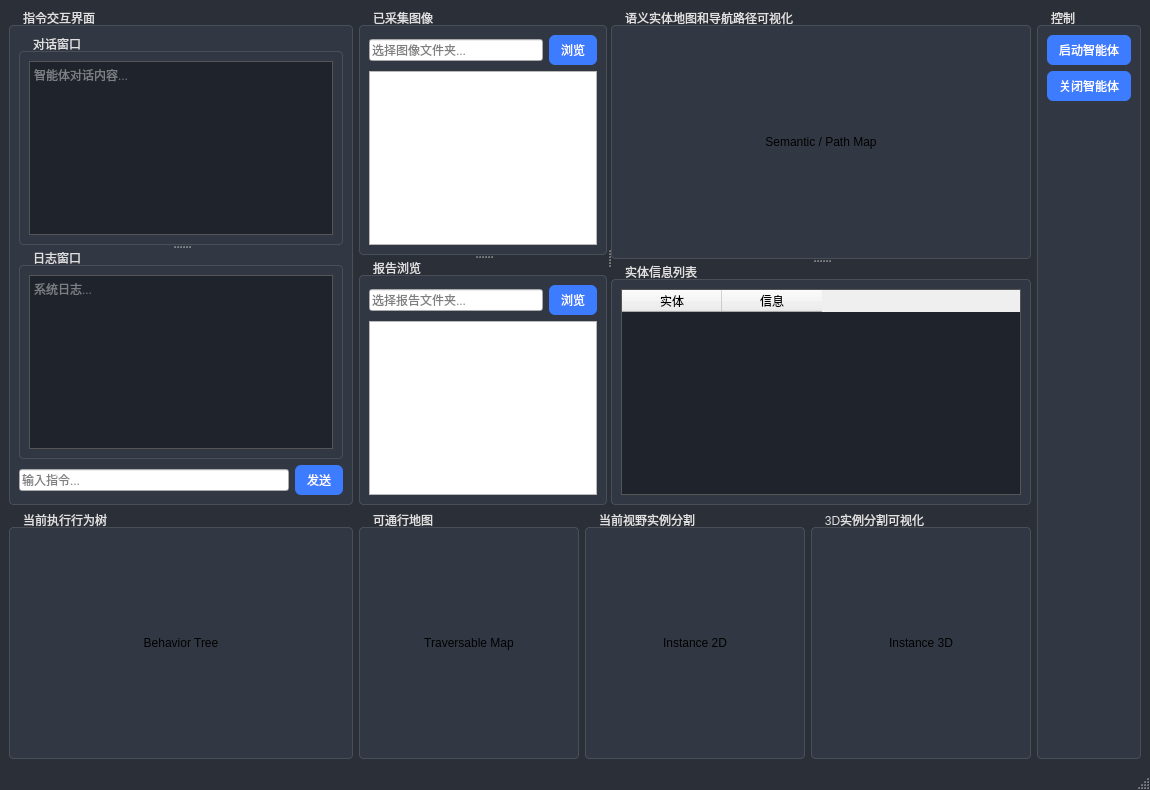
First picture: the form in app/window.ui, repository xyyandhtl/EmbodiedGenAgent, before the edit.
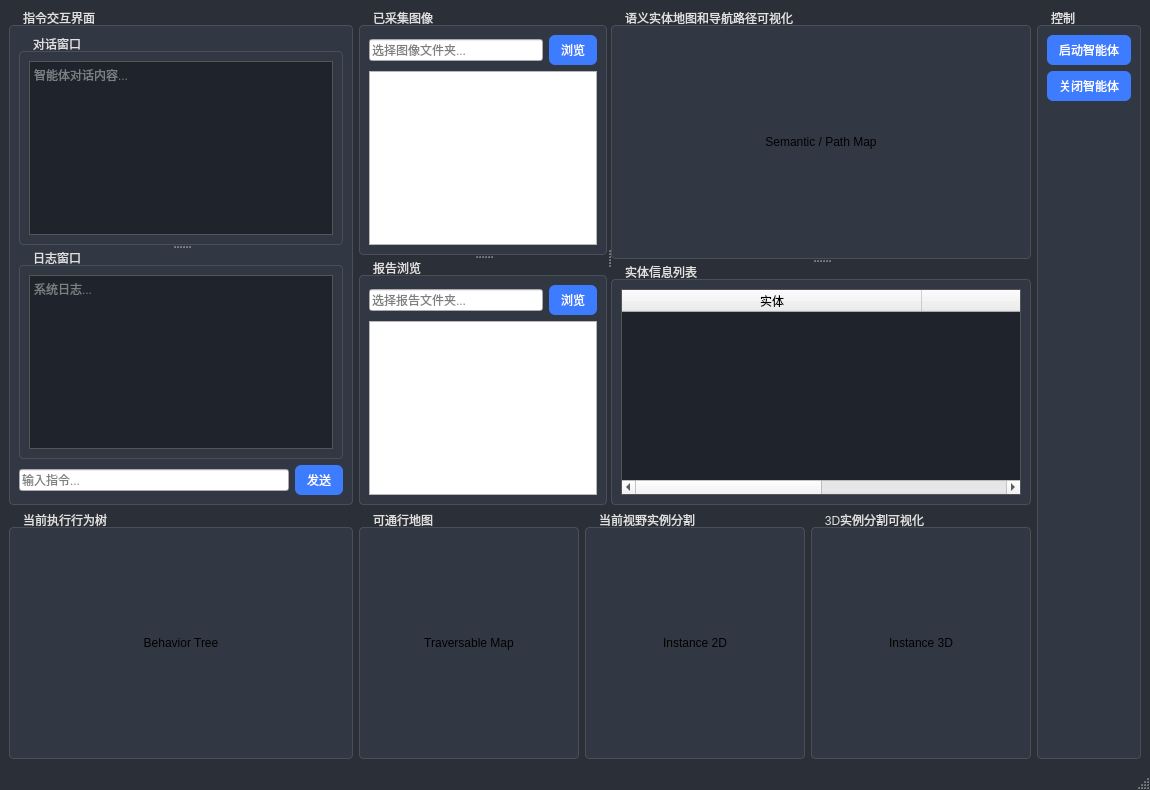
Second picture: the form after the edit.

```diff
--- a/app/window.ui
+++ b/app/window.ui
@@ -283,6 +283,14 @@
         <layout class="QVBoxLayout" name="vboxEntitiesTop">
          <item>
           <widget class="QTableWidget" name="entityTable">
+           <!-- Make the first column wider by increasing default section size -->
+           <attribute name="horizontalHeaderDefaultSectionSize">
+            <number>300</number>
+           </attribute>
+           <!-- Stretch the last column to fill remaining space -->
+           <attribute name="horizontalHeaderStretchLastSection">
+            <bool>true</bool>
+           </attribute>
            <column>
             <property name="text">
              <string>实体</string>
```
